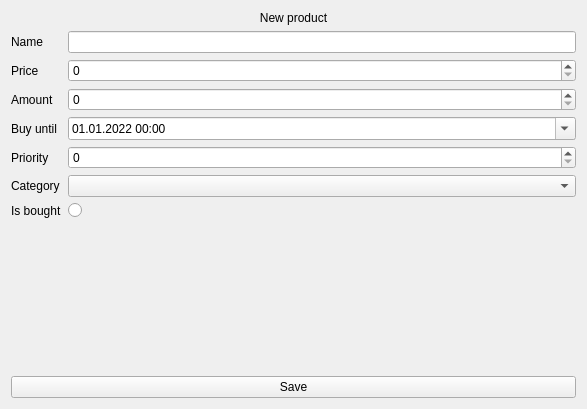
iodream/Spend-Note, file src/Client/View/MainPage/Product/ProductCreateSubPage/ProductCreateSubPage.ui: the form before one commit.
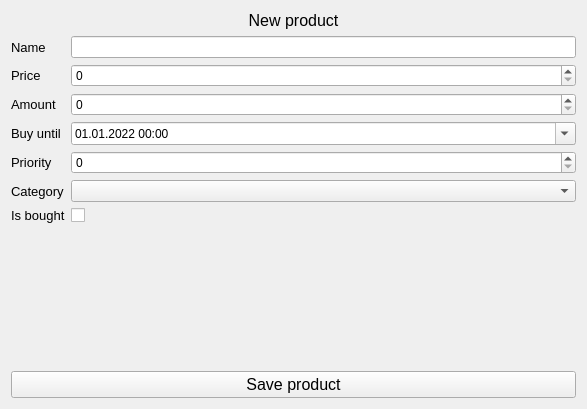
The form after the commit. Icons and pictures are not drawn.

The edit to the form file:
```diff
--- a/src/Client/View/MainPage/Product/ProductCreateSubPage/ProductCreateSubPage.ui
+++ b/src/Client/View/MainPage/Product/ProductCreateSubPage/ProductCreateSubPage.ui
@@ -16,6 +16,11 @@
   <layout class="QVBoxLayout" name="verticalLayout">
    <item>
     <widget class="QLabel" name="Title">
+     <property name="font">
+      <font>
+       <pointsize>12</pointsize>
+      </font>
+     </property>
      <property name="text">
       <string>New product</string>
      </property>
@@ -28,6 +33,11 @@
     <layout class="QFormLayout" name="formLayout">
      <item row="0" column="0">
       <widget class="QLabel" name="NameLabel">
+       <property name="font">
+        <font>
+         <pointsize>10</pointsize>
+        </font>
+       </property>
        <property name="text">
         <string>Name</string>
        </property>
@@ -38,6 +48,11 @@
      </item>
      <item row="1" column="0">
       <widget class="QLabel" name="PriceLabel">
+       <property name="font">
+        <font>
+         <pointsize>10</pointsize>
+        </font>
+       </property>
        <property name="text">
         <string>Price</string>
        </property>
@@ -45,6 +60,11 @@
      </item>
      <item row="2" column="0">
       <widget class="QLabel" name="AmountLabel">
+       <property name="font">
+        <font>
+         <pointsize>10</pointsize>
+        </font>
+       </property>
        <property name="text">
         <string>Amount</string>
        </property>
@@ -52,6 +72,11 @@
      </item>
      <item row="3" column="0">
       <widget class="QLabel" name="BuyUntilLabel">
+       <property name="font">
+        <font>
+         <pointsize>10</pointsize>
+        </font>
+       </property>
        <property name="text">
         <string>Buy until</string>
        </property>
@@ -59,6 +84,11 @@
      </item>
      <item row="4" column="0">
       <widget class="QLabel" name="PriorityLabel">
+       <property name="font">
+        <font>
+         <pointsize>10</pointsize>
+        </font>
+       </property>
        <property name="text">
         <string>Priority</string>
        </property>
@@ -66,20 +96,23 @@
      </item>
      <item row="6" column="0">
       <widget class="QLabel" name="IsBoughtLabel">
+       <property name="font">
+        <font>
+         <pointsize>10</pointsize>
+        </font>
+       </property>
        <property name="text">
         <string>Is bought</string>
        </property>
       </widget>
      </item>
-     <item row="6" column="1">
-      <widget class="QRadioButton" name="IsBought">
-       <property name="text">
-        <string/>
-       </property>
-      </widget>
-     </item>
      <item row="5" column="0">
       <widget class="QLabel" name="CategoryLabel">
+       <property name="font">
+        <font>
+         <pointsize>10</pointsize>
+        </font>
+       </property>
        <property name="text">
         <string>Category</string>
        </property>
@@ -118,6 +151,13 @@
        </property>
       </widget>
      </item>
+     <item row="6" column="1">
+      <widget class="QCheckBox" name="IsBought">
+       <property name="text">
+        <string/>
+       </property>
+      </widget>
+     </item>
     </layout>
    </item>
    <item>
@@ -137,8 +177,23 @@
     <layout class="QHBoxLayout" name="horizontalLayout">
      <item>
       <widget class="QPushButton" name="SaveButton">
+       <property name="font">
+        <font>
+         <pointsize>12</pointsize>
+        </font>
+       </property>
        <property name="text">
-        <string>Save</string>
+        <string>Save product</string>
+       </property>
+       <property name="icon">
+        <iconset resource="../../../../resources.qrc">
+         <normaloff>:/Icons/Icons/check.png</normaloff>:/Icons/Icons/check.png</iconset>
+       </property>
+       <property name="iconSize">
+        <size>
+         <width>20</width>
+         <height>20</height>
+        </size>
        </property>
       </widget>
      </item>
```
Left out of the diff: 4 changed lines with no effect on the pictures.
